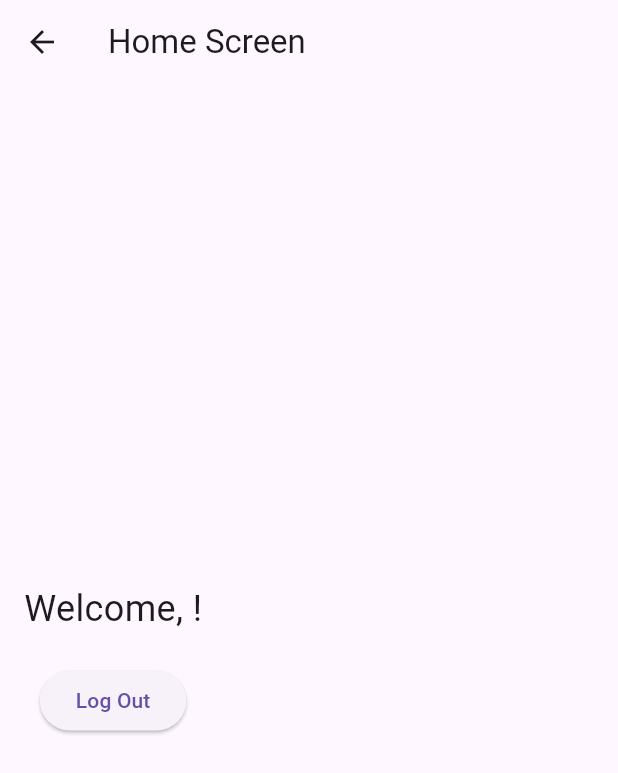
After one commit to anguyen221/PawCare, a Flutter app: the HomeScreen screen opened by its route, after a tap on "Log Out", on a phone screen of 412 x 824 dp. The commit adds this screen. Shown: the top 773 px of the screen. Run offline on Flutter 3.47's test engine with Material 3 defaults, Android fonts, the phone set to English and light mode, and no system bars; our stand-ins replace firebase_auth, firebase_core; accounts and stored records are empty; network calls fail.

Commit message:
Added home screen, logout navigation, and saved user sessions

```diff
--- /dev/null
+++ b/lib/home_screen.dart
@@ -0,0 +1,36 @@
+// ignore_for_file: use_build_context_synchronously
+
+import 'package:firebase_auth/firebase_auth.dart';
+import 'package:flutter/material.dart';
+
+class HomeScreen extends StatelessWidget {
+  const HomeScreen({super.key});
+  @override
+  Widget build(BuildContext context) {
+    final user = FirebaseAuth.instance.currentUser;
+
+    return Scaffold(
+      appBar: AppBar(title: Text('Home Screen')),
+      body: Padding(
+        padding: const EdgeInsets.all(16.0),
+        child: Column(
+          mainAxisAlignment: MainAxisAlignment.center,
+          children: [
+            Text(
+              'Welcome, ${user?.email ?? 'User'}!',
+              style: TextStyle(fontSize: 24),
+            ),
+            SizedBox(height: 20),
+            ElevatedButton(
+              onPressed: () async {
+                await FirebaseAuth.instance.signOut();
+                Navigator.pushReplacementNamed(context, '/');
+              },
+              child: Text('Log Out'),
+            ),
+          ],
+        ),
+      ),
+    );
+  }
+}
--- a/lib/main.dart
+++ b/lib/main.dart
@@ -2,7 +2,9 @@ import 'package:firebase_core/firebase_core.dart';
 import 'package:flutter/material.dart';
 import 'login_screen.dart';
 import 'signup_screen.dart';
+import 'home_screen.dart';
 import 'firebase_options.dart';
+import 'package:firebase_auth/firebase_auth.dart';
 
 void main() async {
   WidgetsFlutterBinding.ensureInitialized();
@@ -22,10 +24,19 @@ class MyApp extends StatelessWidget {
       title: 'Pet Care App',
       initialRoute: '/',
       routes: {
-        '/': (context) => LoginScreen(),
+        '/': (context) => _getInitialScreen(),
         '/signup': (context) => SignUpScreen(),
-        '/home': (context) => Scaffold(appBar: AppBar(title: Text('Home Screen'))),
+        '/home': (context) => HomeScreen(),
       },
     );
   }
+
+  Widget _getInitialScreen() {
+    final user = FirebaseAuth.instance.currentUser;
+    if (user != null) {
+      return HomeScreen();
+    } else {
+      return LoginScreen();
+    }
+  }
 }
```
